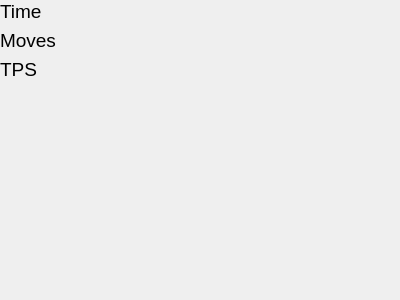
Old version of the form statisticswidget.ui in the repository benwh1/cubesim.
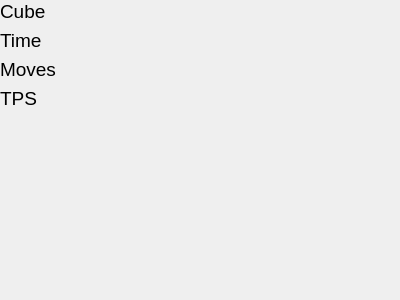
New version of the form.

Commit message: Show cube size in statistics widget

```diff
--- a/statisticswidget.ui
+++ b/statisticswidget.ui
@@ -28,7 +28,7 @@
    </property>
    <item>
     <layout class="QFormLayout" name="formLayout">
-     <item row="0" column="0">
+     <item row="1" column="0">
       <widget class="QLabel" name="label">
        <property name="font">
         <font>
@@ -40,7 +40,7 @@
        </property>
       </widget>
      </item>
-     <item row="0" column="1">
+     <item row="1" column="1">
       <widget class="QLabel" name="timeLabel">
        <property name="font">
         <font>
@@ -52,7 +52,7 @@
        </property>
       </widget>
      </item>
-     <item row="1" column="0">
+     <item row="2" column="0">
       <widget class="QLabel" name="label_2">
        <property name="font">
         <font>
@@ -64,7 +64,7 @@
        </property>
       </widget>
      </item>
-     <item row="1" column="1">
+     <item row="2" column="1">
       <widget class="QLabel" name="movesLabel">
        <property name="font">
         <font>
@@ -76,7 +76,7 @@
        </property>
       </widget>
      </item>
-     <item row="2" column="0">
+     <item row="3" column="0">
       <widget class="QLabel" name="label_3">
        <property name="font">
         <font>
@@ -88,7 +88,7 @@
        </property>
       </widget>
      </item>
-     <item row="2" column="1">
+     <item row="3" column="1">
       <widget class="QLabel" name="tpsLabel">
        <property name="font">
         <font>
@@ -100,6 +100,30 @@
        </property>
       </widget>
      </item>
+     <item row="0" column="0">
+      <widget class="QLabel" name="label_4">
+       <property name="font">
+        <font>
+         <pointsize>14</pointsize>
+        </font>
+       </property>
+       <property name="text">
+        <string>Cube</string>
+       </property>
+      </widget>
+     </item>
+     <item row="0" column="1">
+      <widget class="QLabel" name="cubeLabel">
+       <property name="font">
+        <font>
+         <pointsize>14</pointsize>
+        </font>
+       </property>
+       <property name="text">
+        <string/>
+       </property>
+      </widget>
+     </item>
     </layout>
    </item>
   </layout>
```
The commit also changes 4 other files.
